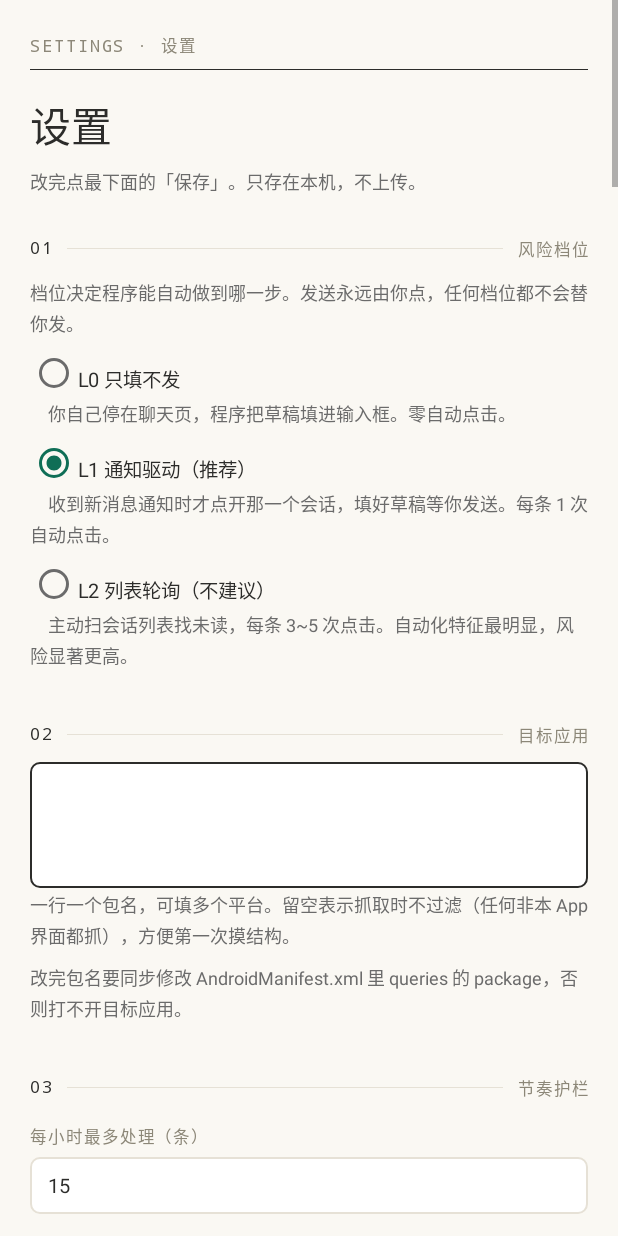
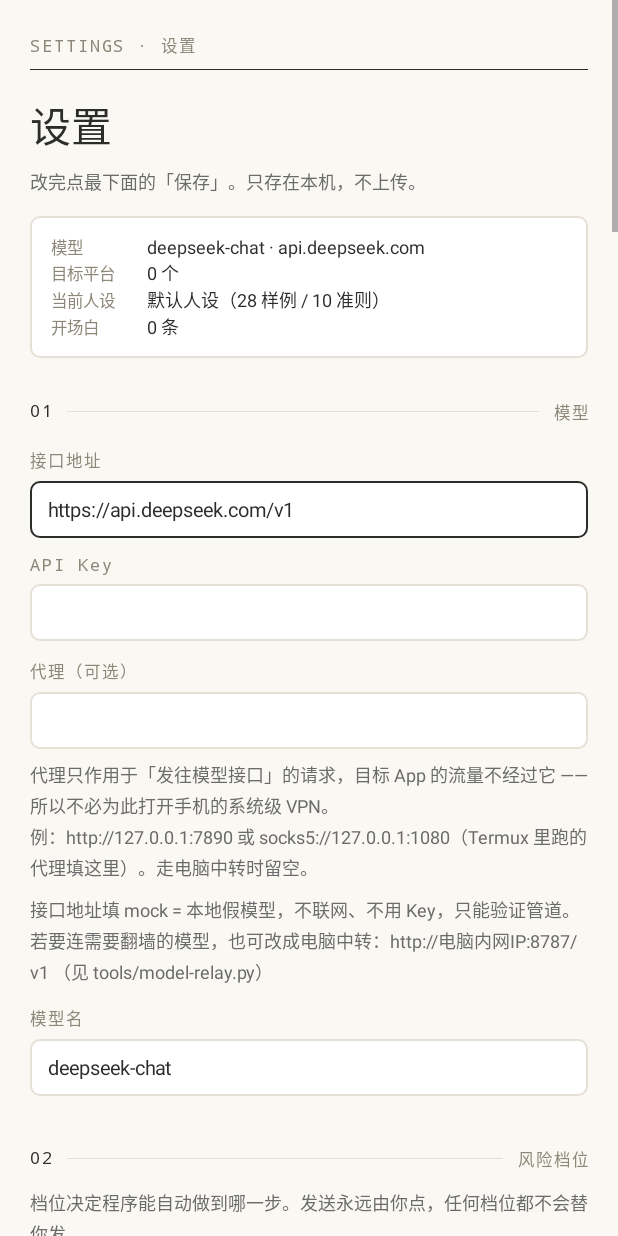
Before and after one commit to AshamedNight/FH.ideal-system, an Android app: the SettingsActivity screen opened directly, with no data from a screen before it, on a phone screen of 412 x 824 dp. Run offline under Robolectric (Android 15) with nearby library versions, the phone set to English and light mode, and no system bars; pictures from the network do not load.

Commit message:
设置页精简：顶部加当前生效摘要（模型/平台/人设/开场白）；模型段提到第一段；时段/说话风格/精力/节奏护栏折进「高级」默认收起；段落编号按显示顺序重排

```diff
--- a/app/src/main/java/com/autoreply/app/ui/SettingsActivity.kt
+++ b/app/src/main/java/com/autoreply/app/ui/SettingsActivity.kt
@@ -21,6 +21,8 @@ import com.autoreply.app.core.AppConfig
 import com.autoreply.app.core.llm.GreetingHooks
 import com.autoreply.app.core.llm.TalkStyle
 import com.autoreply.app.core.log.ChatLogStore
+import com.autoreply.app.core.persona.PersonaLoader
+import com.autoreply.app.core.persona.PersonaPresets
 import java.text.SimpleDateFormat
 import java.util.Date
 import java.util.Locale
@@ -81,6 +83,41 @@ class SettingsActivity : Activity() {
             setPadding(0, dp(8), 0, 0)
         })
 
+        // ---- 顶部摘要 ----
+        //
+        // 这页有十几段，改完常常忘了"现在生效的到底是哪一套"。把最常查的四项摊在最上面：
+        // 模型、几个平台、哪份人设、开场白几条。只读，不跳转 —— 它是"体检结果"，不是入口。
+        root.addView(summaryCard())
+
+        // ---- 高级调参容器（默认收起，最后才挂到页面上）----
+        //
+        // 时段 / 说话风格 / 精力 / 节奏护栏都是"一年调两次"的东西。
+        // 常驻在上面会把每天要用的（开场白、人设、禁止词）挤到屏幕外。
+        val adv = LinearLayout(this).apply {
+            orientation = LinearLayout.VERTICAL
+            visibility = View.GONE
+        }
+
+        // 模型挪到最上面（2026-11-27）：装完第一步就是填它，原来在第 5 段，
+        // 前面隔着风险档位/目标应用/节奏护栏/演练模式四段，很多人以为"没有填模型的地方"。
+        root.addView(section("模型"))
+        // 分发版：接口与凭据由 assets/distribution.json 内置，界面上不给看、不给改、不给复制。
+        // 只显示一个只读的设备编号 —— master 调额时要靠它认领这台机器。
+        if (config.distributionEnabled) {
+            root.addView(note("这一版已内置接口地址和授权，无需填写，也不能查看或修改。\n真实 Key 在中转服务器上，本机没有。"))
+            root.addView(note("本机编号（给分发方调每日额度用）：\n${config.deviceId}"))
+            root.addView(note("分发版不开代理：成员手机不挂任何 VPN 或代理，直接连公网中转。"))
+        } else {
+            root.addView(field("llmBaseUrl", "接口地址", config.llmBaseUrl, InputType.TYPE_TEXT_VARIATION_URI))
+            root.addView(field("llmApiKey", "API Key", config.llmApiKey, InputType.TYPE_TEXT_VARIATION_PASSWORD))
+            root.addView(field("llmProxy", "代理（可选）", config.llmProxy, InputType.TYPE_TEXT_VARIATION_URI))
+            root.addView(note("代理只作用于「发往模型接口」的请求，目标 App 的流量不经过它 —— 所以不必为此打开手机的系统级 VPN。\n例：http://127.0.0.1:7890 或 socks5://127.0.0.1:1080（Termux 里跑的代理填这里）。走电脑中转时留空。"))
+            root.addView(note("接口地址填 mock = 本地假模型，不联网、不用 Key，只能验证管道。\n若要连需要翻墙的模型，也可改成电脑中转：http://电脑内网IP:8787/v1 （见 tools/model-relay.py）"))
+            // 模型名也只给开发版改：分发包里成员改成一个上游不认的名字，
+            // 报错是「模型不存在」，看着像中转坏了。固定值在 distribution.json 的 model。
+            root.addView(field("llmModel", "模型名", config.llmModel, InputType.TYPE_CLASS_TEXT))
+        }
+
         root.addView(section("风险档位"))
         root.addView(note("档位决定程序能自动做到哪一步。发送永远由你点，任何档位都不会替你发。"))
 
@@ -98,13 +135,13 @@ class SettingsActivity : Activity() {
         root.addView(note("一行一个包名，可填多个平台。留空表示抓取时不过滤（任何非本 App 界面都抓），方便第一次摸结构。"))
         root.addView(note("改完包名要同步修改 AndroidManifest.xml 里 queries 的 package，否则打不开目标应用。"))
 
-        root.addView(section("节奏护栏"))
-        root.addView(field("hourlyCap", "每小时最多处理（条）", config.hourlyCap.toString(), InputType.TYPE_CLASS_NUMBER))
-        root.addView(field("burstLimit", "连续处理多少条后长冷却", config.burstLimit.toString(), InputType.TYPE_CLASS_NUMBER))
-        root.addView(field("cooldownMinutes", "长冷却时长（分钟，≥3）", config.cooldownMinutes.toString(), InputType.TYPE_CLASS_NUMBER))
-        root.addView(field("minGapSeconds", "两条之间最短间隔（秒，≥30）", config.minGapSeconds.toString(), InputType.TYPE_CLASS_NUMBER))
-        root.addView(field("batchSize", "连点一次处理几个（≤20）", config.batchSize.toString(), InputType.TYPE_CLASS_NUMBER))
-        root.addView(note("实际间隔会在最短值上乘 0.7~1.8 的随机系数，不要设成整齐数字。\n这几个值只在「自动触发」时起作用；手动点「生成并填入」只受每小时上限约束，不会被冷却或精力拦住。\n平台报警后的熔断（30 分钟）任何时候都生效，那才是真正需要等的东西。"))
+        adv.addView(section("节奏护栏"))
+        adv.addView(field("hourlyCap", "每小时最多处理（条）", config.hourlyCap.toString(), InputType.TYPE_CLASS_NUMBER))
+        adv.addView(field("burstLimit", "连续处理多少条后长冷却", config.burstLimit.toString(), InputType.TYPE_CLASS_NUMBER))
+        adv.addView(field("cooldownMinutes", "长冷却时长（分钟，≥3）", config.cooldownMinutes.toString(), InputType.TYPE_CLASS_NUMBER))
+        adv.addView(field("minGapSeconds", "两条之间最短间隔（秒，≥30）", config.minGapSeconds.toString(), InputType.TYPE_CLASS_NUMBER))
+        adv.addView(field("batchSize", "连点一次处理几个（≤20）", config.batchSize.toString(), InputType.TYPE_CLASS_NUMBER))
+        adv.addView(note("实际间隔会在最短值上乘 0.7~1.8 的随机系数，不要设成整齐数字。\n这几个值只在「自动触发」时起作用；手动点「生成并填入」只受每小时上限约束，不会被冷却或精力拦住。\n平台报警后的熔断（30 分钟）任何时候都生效，那才是真正需要等的东西。"))
         root.addView(section("演练模式"))
         root.addView(
             check("演练模式：不调模型、不限速（只测流程）", config.drillMode) { config.drillMode = it }
@@ -124,24 +161,6 @@ class SettingsActivity : Activity() {
             com.autoreply.app.core.guard.PacerGuard(this@SettingsActivity, config).clearCooldown()
             Toast.makeText(this@SettingsActivity, "冷却已清除，可以继续了", Toast.LENGTH_SHORT).show()
         })
-
-        root.addView(section("模型"))
-        // 分发版：接口与凭据由 assets/distribution.json 内置，界面上不给看、不给改、不给复制。
-        // 只显示一个只读的设备编号 —— master 调额时要靠它认领这台机器。
-        if (config.distributionEnabled) {
-            root.addView(note("这一版已内置接口地址和授权，无需填写，也不能查看或修改。\n真实 Key 在中转服务器上，本机没有。"))
-            root.addView(note("本机编号（给分发方调每日额度用）：\n${config.deviceId}"))
-            root.addView(note("分发版不开代理：成员手机不挂任何 VPN 或代理，直接连公网中转。"))
-        } else {
-            root.addView(field("llmBaseUrl", "接口地址", config.llmBaseUrl, InputType.TYPE_TEXT_VARIATION_URI))
-            root.addView(field("llmApiKey", "API Key", config.llmApiKey, InputType.TYPE_TEXT_VARIATION_PASSWORD))
-            root.addView(field("llmProxy", "代理（可选）", config.llmProxy, InputType.TYPE_TEXT_VARIATION_URI))
-            root.addView(note("代理只作用于「发往模型接口」的请求，目标 App 的流量不经过它 —— 所以不必为此打开手机的系统级 VPN。\n例：http://127.0.0.1:7890 或 socks5://127.0.0.1:1080（Termux 里跑的代理填这里）。走电脑中转时留空。"))
-            root.addView(note("接口地址填 mock = 本地假模型，不联网、不用 Key，只能验证管道。\n若要连需要翻墙的模型，也可改成电脑中转：http://电脑内网IP:8787/v1 （见 tools/model-relay.py）"))
-            // 模型名也只给开发版改：分发包里成员改成一个上游不认的名字，
-            // 报错是「模型不存在」，看着像中转坏了。固定值在 distribution.json 的 model。
-            root.addView(field("llmModel", "模型名", config.llmModel, InputType.TYPE_CLASS_TEXT))
-        }
 
         root.addView(section("剪贴板交付（抓不到输入框时用）"))
         root.addView(
@@ -183,8 +202,8 @@ class SettingsActivity : Activity() {
             })
         }
 
-        root.addView(section("时段"))
-        root.addView(
+        adv.addView(section("时段"))
+        adv.addView(
             note(
                 "告诉模型「现在几点」，它会据此调整说话方式 —— 比如上午就不会说「刚下班」。\n" +
                     "留「自动」就跟系统时钟；也可以手动指定，方便测不同时段的效果。"
@@ -218,10 +237,10 @@ class SettingsActivity : Activity() {
         if (timeGroup.checkedRadioButtonId == -1 && timeGroup.childCount > 0) {
             (timeGroup.getChildAt(0) as? RadioButton)?.isChecked = true
         }
-        root.addView(timeGroup)
+        adv.addView(timeGroup)
 
-        root.addView(section("说话风格"))
-        root.addView(
+        adv.addView(section("说话风格"))
+        adv.addView(
             note(
                 "只改语气，不改长度和底线。选项来自一张表（TalkStyle），加风格不用改这里。\n" +
                     "「自然」等于不加任何指令 —— 和你之前的表现完全一致。\n" +
@@ -249,20 +268,20 @@ class SettingsActivity : Activity() {
         if (styleGroup.checkedRadioButtonId == -1 && styleGroup.childCount > 0) {
             (styleGroup.getChildAt(0) as? RadioButton)?.isChecked = true
         }
-        root.addView(styleGroup)
+        adv.addView(styleGroup)
 
-        root.addView(section("精力"))
-        root.addView(
+        adv.addView(section("精力"))
+        adv.addView(
             check("锁定精力（测试时用）", config.energyLocked) { config.energyLocked = it }
         )
-        root.addView(
+        adv.addView(
             note(
                 "开启后精力不再消耗、也不随时间恢复，永远等于下面这个值；\n" +
                     "判定链也不会因为\"累了\"压住你。关掉就恢复程序自己的疲劳曲线 ——\n" +
                     "已经设好的值不会丢，开关只决定用不用。"
             )
         )
-        root.addView(
+        adv.addView(
             field(
                 "energyValue", "锁定值（0~1，如 0.85）",
                 config.energyLockedValue.toString(),
@@ -384,8 +403,27 @@ class SettingsActivity : Activity() {
         })
         root.addView(note("精力只影响「自动」回复的节奏：越低越拖，低到 0.30 以下就完全不自动动。连续测几次会掉到 0.28，那时自动触发会被压住 —— 点这个按钮相当于「我休息好了」。\n手动点「生成并填入」不受精力影响。"))
 
+        // 高级调参（时段 / 说话风格 / 精力 / 节奏护栏 都在这里面，默认收起）
+        //
+        // 按钮文字跟着开合变：只写"高级"的话，用户不知道点下去会展开还是收起。
+        val advToggle = action("展开高级：时段 / 说话风格 / 精力 / 节奏护栏") {}
+        advToggle.setOnClickListener {
+            val open = adv.visibility != View.VISIBLE
+            adv.visibility = if (open) View.VISIBLE else View.GONE
+            advToggle.text = if (open) {
+                "收起高级"
+            } else {
+                "展开高级：时段 / 说话风格 / 精力 / 节奏护栏"
+            }
+        }
+        root.addView(advToggle)
+        root.addView(adv)
+
         // 全页唯一的实心按钮：保存。上面那一堆都是改，只有这一步是"落盘"。
         root.addView(primary("保存") { save() })
+
+        // 编号按屏幕顺序重排一次（高级区是最后挂上去的，否则会跳号）
+        renumberSections(root)
 
         setContentView(ScrollView(this).apply {
             setBackgroundColor(getColor(R.color.paper))
@@ -517,6 +555,8 @@ class SettingsActivity : Activity() {
     private fun section(title: String): ViewGroup {
         sectionIndex++
         return LinearLayout(this).apply {
+            // 标记一下，方便最后按**显示顺序**统一重排编号（高级区是后来才挂上去的）
+            tag = "sechead"
             orientation = LinearLayout.HORIZONTAL
             gravity = android.view.Gravity.CENTER_VERTICAL
             setPadding(0, dp(28), 0, dp(10))
@@ -532,6 +572,30 @@ class SettingsActivity : Activity() {
             })
             addView(mono(title))
         }
+    }
+
+    /**
+     * 按**屏幕上实际顺序**重排段落编号。
+     *
+     * 为什么需要：编号是"创建顺序"给的，而「高级」那一段是最后才挂到页面上的 ——
+     * 不重排的话，用户会看到 01 02 04 05 … 11 12 13 14，然后在最底部突然冒出 03 08 09 10。
+     * 那种跳号看起来就像页面坏了。
+     */
+    private fun renumberSections(container: ViewGroup) {
+        var n = 0
+        fun walk(g: ViewGroup) {
+            for (i in 0 until g.childCount) {
+                val c = g.getChildAt(i)
+                if (c.tag == "sechead" && c is ViewGroup) {
+                    n++
+                    (c.getChildAt(0) as? TextView)?.text = "%02d".format(n)
+                } else if (c is ViewGroup) {
+                    walk(c)
+                }
+            }
+        }
+        walk(container)
+        sectionIndex = n
     }
 
     /** 等宽小标签：11sp + 0.12 字距。中文没有大小写，层级只能靠这两样做出来。 */
@@ -596,6 +660,65 @@ class SettingsActivity : Activity() {
             gravity = android.view.Gravity.CENTER_VERTICAL or android.view.Gravity.START
             if (lines > 1) minLines = lines
         }
+
+    /**
+     * 顶部摘要：四项最常查的当前值。
+     *
+     * 只读、不跳转 —— 它是"体检结果"，不是入口。
+     * 设置页十几段，改完常常忘了现在生效的是哪一套人设、模型是不是填对了；
+     * 这四行省掉的是"翻五屏去确认"。数值取的是**当前生效**，不是输入框里的草稿。
+     */
+    private fun summaryCard(): ViewGroup {
+        val p = PersonaLoader.resolve(this, config).persona
+        val preset = PersonaPresets.list(this)
+            .firstOrNull { it.id == PersonaPresets.activeId(this) }?.name.orEmpty()
+            .ifEmpty { "默认" }
+        val model = if (config.distributionEnabled) {
+            "内置接口（成员版）"
+        } else {
+            val host = config.llmBaseUrl.substringAfter("://").substringBefore("/")
+            config.llmModel.ifEmpty { "未填模型名" } + if (host.isEmpty()) " · 地址未填" else " · $host"
+        }
+        val greet = when {
+            !config.greetingEnabled -> "未启用"
+            config.greetingMulti -> "三条 · ${config.greetingMultiLines.count { it.isNotBlank() }} 已填"
+            else -> "${config.greetingLines.size} 条"
+        }
+        val rows = listOf(
+            "模型" to model,
+            "目标平台" to "${config.targetPackages.size} 个",
+            "当前人设" to "$preset（${p.fewShot.size} 样例 / ${p.rules.size} 准则）",
+            "开场白" to greet,
+        )
+        return LinearLayout(this).apply {
+            orientation = LinearLayout.VERTICAL
+            setBackgroundResource(R.drawable.bg_input)
+            setPadding(dp(14), dp(12), dp(14), dp(12))
+            layoutParams = LinearLayout.LayoutParams(
+                LinearLayout.LayoutParams.MATCH_PARENT,
+                LinearLayout.LayoutParams.WRAP_CONTENT,
+            ).apply { topMargin = dp(14) }
+            rows.forEach { (k, v) ->
+                addView(LinearLayout(this@SettingsActivity).apply {
+                    orientation = LinearLayout.HORIZONTAL
+                    addView(TextView(this@SettingsActivity).apply {
+                        text = k
+                        textSize = 11f
+                        setTextColor(getColor(R.color.ink_faint))
+                        width = dp(64)
+                    })
+                    addView(
+                        TextView(this@SettingsActivity).apply {
+                            text = v
+                            textSize = 12f
+                            setTextColor(getColor(R.color.ink))
+                        },
+                        LinearLayout.LayoutParams(0, LinearLayout.LayoutParams.WRAP_CONTENT, 1f),
+                    )
+                })
+            }
+        }
+    }
 
     private fun field(
         key: String,
```
